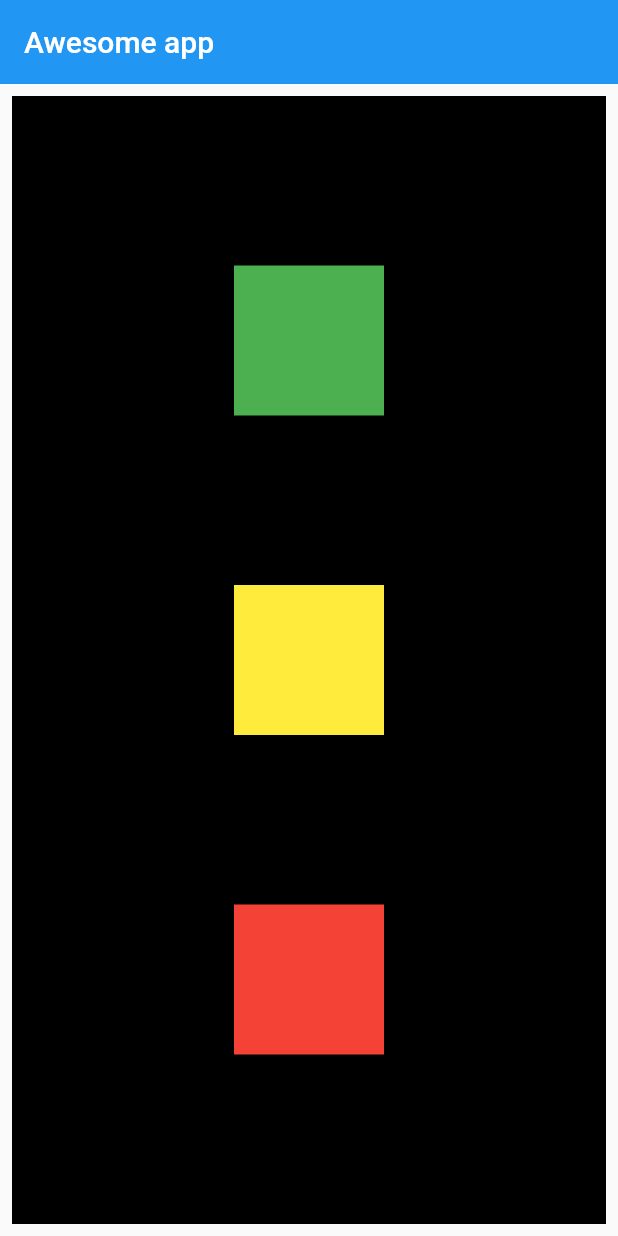
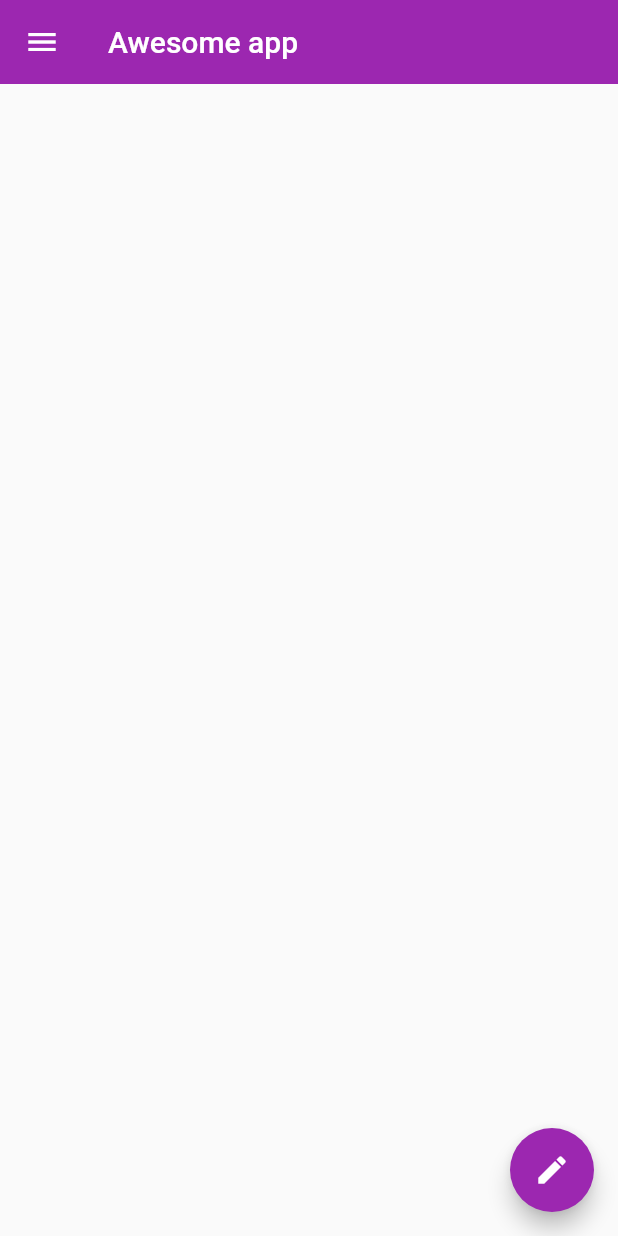
Before and after one commit to Prathambhandari/yetto-api, a Flutter app: the screen it shows after launch, on a phone screen of 412 x 824 dp. Run offline on Flutter 3.47's test engine with Material 2 defaults, Android fonts, the phone set to English and light mode, and no system bars.

Commit message:
chapter 3 completed

```diff
--- a/lib/main.dart
+++ b/lib/main.dart
@@ -4,6 +4,10 @@ void main() {
   runApp(MaterialApp(
     title: 'Awesome app',
     home: HomePage(),
+    theme: ThemeData(
+      primarySwatch: Colors.purple,
+    ),
+    debugShowCheckedModeBanner: false,
   ));
 }
 
@@ -17,37 +21,39 @@ class HomePage extends StatelessWidget {
         title: Text('Awesome app'),
         elevation: 0,
       ),
-      body: Padding(
-        padding: const EdgeInsets.all(8.0),
-        child: Container(
-          color: Colors.black,
-          width: MediaQuery.of(context).size.width,
-          height: MediaQuery.of(context).size.height,
-          child: Column(
-            mainAxisAlignment: MainAxisAlignment.spaceEvenly,
-            crossAxisAlignment: CrossAxisAlignment.center,
-            children: [
-              Container(
-                padding: EdgeInsets.all(8),
-                width: 100,
-                height: 100,
-                color: Colors.green,
+      body: Container(),
+      drawer: Drawer(
+        child: ListView(
+          padding: EdgeInsets.zero,
+          children: [
+            // DrawerHeader(
+            //   child: Text(
+            //     'hi drawer',
+            //     style: TextStyle(color: Colors.white),
+            //   ),
+            //   decoration: BoxDecoration(
+            //     color: Colors.purpleAccent,
+            //   ),
+
+            // ),
+            UserAccountsDrawerHeader(
+              accountName: Text('Pratham'),
+              accountEmail: Text('pratham@gmail.com'),
+              currentAccountPicture: CircleAvatar(
+                backgroundImage: NetworkImage('http://surl.li/cbmjg'),
               ),
-              Container(
-                padding: EdgeInsets.all(8),
-                width: 100,
-                height: 100,
-                color: Colors.yellow,
-              ),
-              Container(
-                padding: EdgeInsets.all(8),
-                width: 100,
-                height: 100,
-                color: Colors.red,
-              ),
-            ],
-          ),
+            ),
+            ListTile(
+              leading: Icon(Icons.person),
+              title: Text('Account'),
+              trailing: Icon(Icons.edit),
+            ),
+          ],
         ),
+      ),
+      floatingActionButton: FloatingActionButton(
+        onPressed: () {},
+        child: Icon(Icons.edit),
       ),
     );
   }
```
